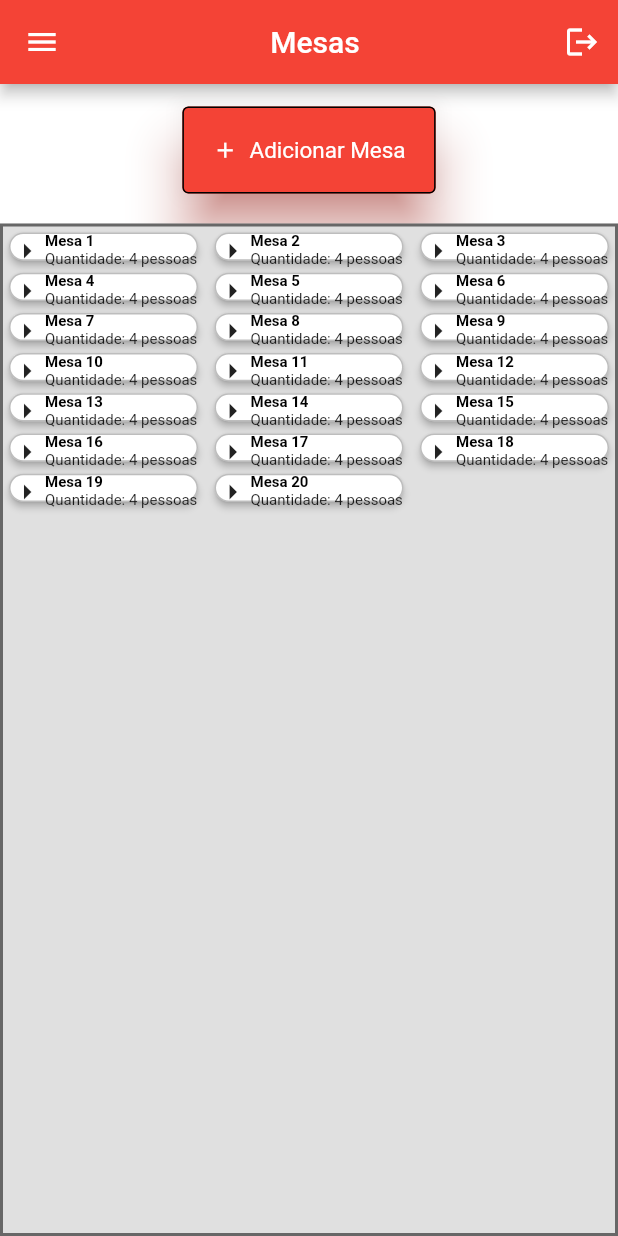
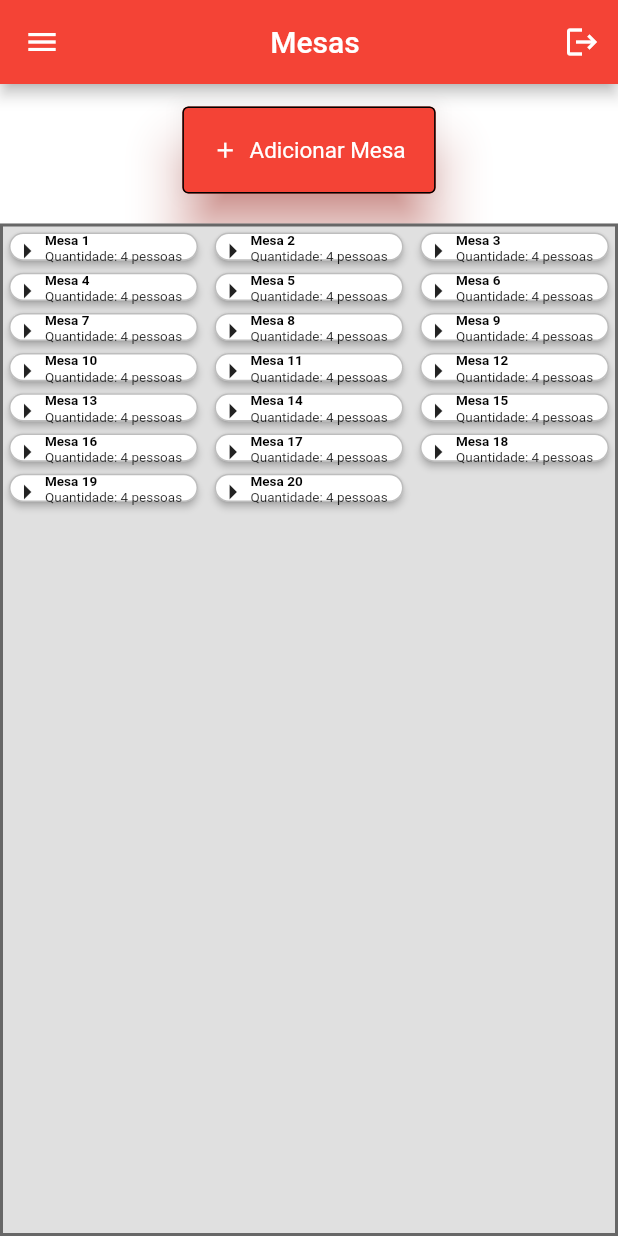
Before and after one commit to pedromalavazi/sit-eat-web, a Flutter app: the screen it shows after launch, on a phone screen of 412 x 824 dp. Run offline on Flutter 3.47's test engine with Material 2 defaults, Android fonts, the phone set to English and light mode, and no system bars; our stand-ins replace cloud_firestore, dropdown_search, firebase_auth, firebase_messaging, get; accounts and stored records are empty; Roboto replaces fonts that are missing (Soucer Code Pro).

Commit message:
Card das Mesas

```diff
--- a/lib/pages/restaurant/mesas/lista_mesas_page.dart
+++ b/lib/pages/restaurant/mesas/lista_mesas_page.dart
@@ -1,5 +1,6 @@
 import 'package:flutter/material.dart';
 import 'package:get/get.dart';
+import 'package:sit_eat_web/pages/restaurant/mesas/widgets/mesas_card.dart';
 import 'package:sit_eat_web/utils/menu.dart';
 import 'package:sit_eat_web/utils/web_utils.dart';
 
@@ -199,50 +200,12 @@ class ListaMesasPage extends StatelessWidget {
               itemBuilder: (BuildContext context, int index) {
                 return LayoutBuilder(
                   builder: (context, constraints) {
-                    double font = fontSize(constraints.maxHeight * 0.15,
-                        min: 10, max: 22);
+                    double font =
+                        fontSize(constraints.maxHeight * 0.15, min: 9, max: 22);
                     // Card Mesas
-                    return InkWell(
-                      child: Card(
-                        color: Colors.white,
-                        elevation: 2,
-                        shape: RoundedRectangleBorder(
-                          side: BorderSide(color: Colors.black26),
-                          borderRadius: BorderRadius.circular(15),
-                        ),
-                        child: Row(
-                          children: <Widget>[
-                            ConstrainedBox(
-                              constraints: BoxConstraints(maxWidth: 200),
-                              child: Icon(Icons.arrow_right),
-                            ),
-                            Column(
-                              mainAxisAlignment: MainAxisAlignment.center,
-                              crossAxisAlignment: CrossAxisAlignment.start,
-                              children: <Widget>[
-                                Text(
-                                  "Mesa ${index + 1}",
-                                  overflow: TextOverflow.ellipsis,
-                                  style: TextStyle(
-                                    fontSize: font,
-                                    fontFamily: "Soucer Code Pro",
-                                    color: Colors.black,
-                                    fontWeight: FontWeight.bold,
-                                  ),
-                                ),
-                                Text(
-                                  "Quantidade: 4 pessoas",
-                                  style: TextStyle(
-                                    fontSize: font,
-                                    color: Colors.black87,
-                                    fontFamily: "Soucer Code Pro",
-                                  ),
-                                ),
-                              ],
-                            )
-                          ],
-                        ),
-                      ),
+                    return MesasCard(
+                      id: index,
+                      font: font,
                     );
                   },
                 );
```
Also changed, not shown: lib/pages/restaurant/mesas/widgets/mesas_card.dart (+27 -29 lines).
